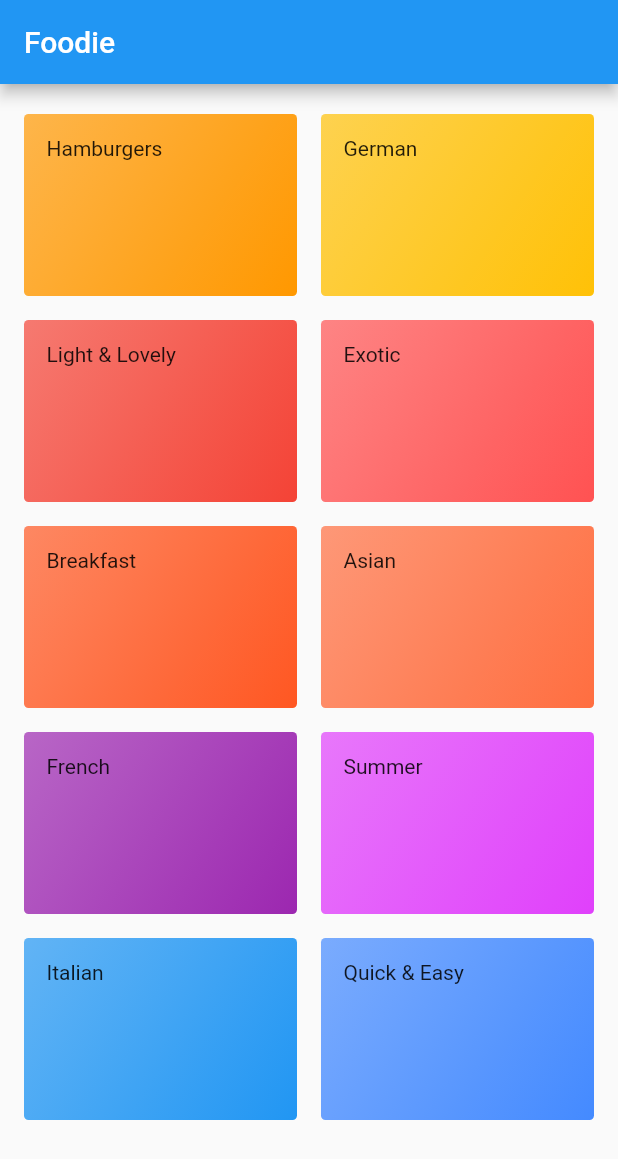
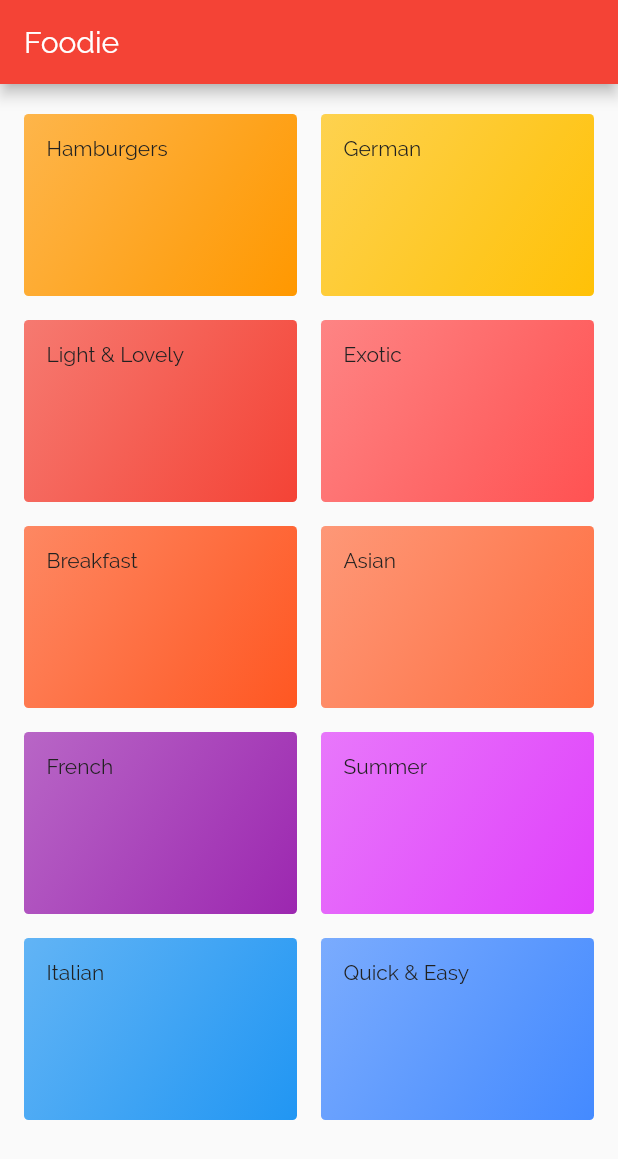
Before and after one commit to bibishan-pandey/foodie_recipe, a Flutter app: the screen it shows after launch, on a phone screen of 412 x 824 dp. Shown: the top 1159 px of the screen. Run offline on Flutter 3.47's test engine with Material 2 defaults, Android fonts, the phone set to English and light mode, and no system bars.

Commit message:
styles: added new fonts and some styling

```diff
--- a/lib/main.dart
+++ b/lib/main.dart
@@ -11,40 +11,22 @@ class App extends StatelessWidget {
     return MaterialApp(
       title: 'Foodie',
       theme: ThemeData(
-        primarySwatch: Colors.blue,
+        primarySwatch: Colors.red,
+        accentColor: Colors.amber,
         visualDensity: VisualDensity.adaptivePlatformDensity,
+        // canvasColor: Color.fromRGBO(189, 189, 189, 1),
+        fontFamily: 'Raleway',
+        textTheme: ThemeData.light().textTheme.copyWith(
+              bodyText1: TextStyle(
+                color: Color.fromRGBO(33, 33, 33, 1),
+              ),
+              bodyText2: TextStyle(
+                color: Color.fromRGBO(33, 33, 33, 1),
+              ),
+            ),
       ),
-      // home: HomePage(title: 'Foodie'),
       home: CategoriesScreen(title: 'Foodie'),
       debugShowCheckedModeBanner: false,
     );
   }
 }
-
-class HomePage extends StatefulWidget {
-  HomePage({Key key, this.title}) : super(key: key);
-
-  final String title;
-
-  @override
-  _HomePageState createState() => _HomePageState();
-}
-
-class _HomePageState extends State<HomePage> {
-  @override
-  Widget build(BuildContext context) {
-    return Scaffold(
-      appBar: AppBar(
-        title: Text(widget.title),
-      ),
-      body: Center(
-        child: Column(
-          mainAxisAlignment: MainAxisAlignment.center,
-          children: <Widget>[
-            Text('Navigation Time'),
-          ],
-        ),
-      ),
-    );
-  }
-}
--- a/lib/screens/categories.dart
+++ b/lib/screens/categories.dart
@@ -15,7 +15,7 @@ class CategoriesScreen extends StatelessWidget {
       ),
       body: Container(
         child: GridView(
-          padding: EdgeInsets.only(
+          padding: const EdgeInsets.only(
             top: 20,
             bottom: 20,
             left: 16,
```
Also changed, not shown: pubspec.yaml (+17 -11 lines), assets/fonts/Raleway-Black.ttf (added), assets/fonts/Raleway-Bold.ttf (added), assets/fonts/Raleway-Regular.ttf (added), assets/fonts/RobotoCondensed-Bold.ttf (added), assets/fonts/RobotoCondensed-Italic.ttf (added), assets/fonts/RobotoCondensed-Light.ttf (added), assets/fonts/RobotoCondensed-Regular.ttf (added).
